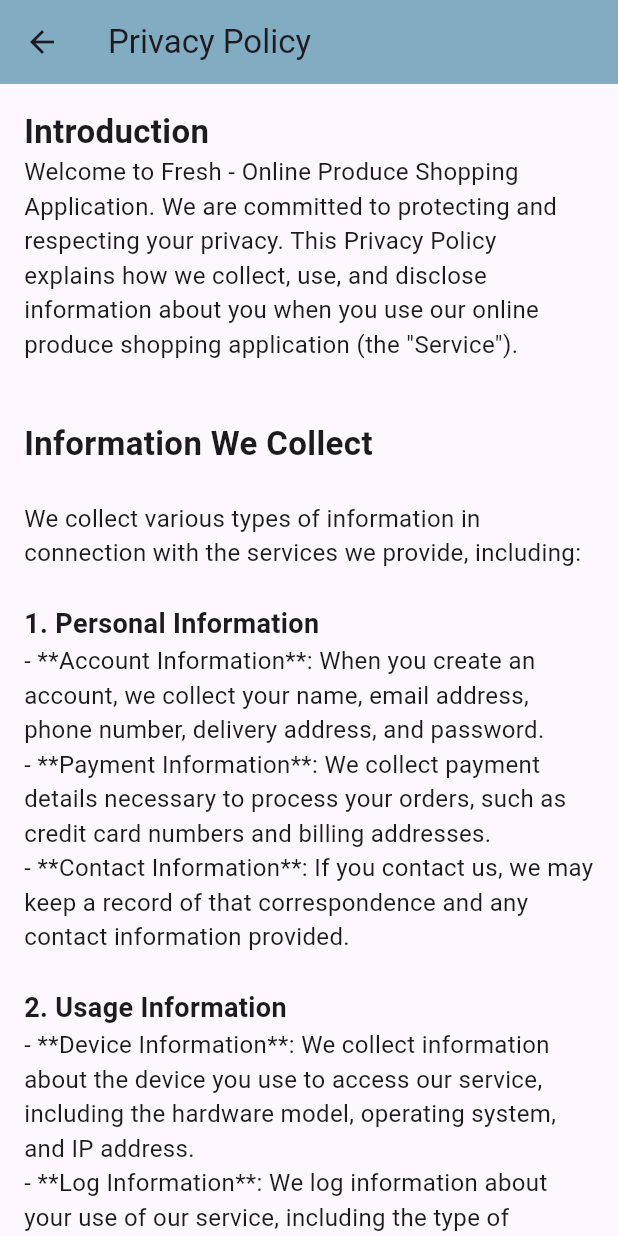
After one commit to Srnshj30/Fresh---Grocery-Store, a Flutter app: the PrivacyPolicyScreen screen opened directly, on a phone screen of 412 x 824 dp. The commit adds this screen. Run offline on Flutter 3.47's test engine with Material 3 defaults, Android fonts, the phone set to English and light mode, and no system bars; our stand-ins replace auth_buttons, cloud_firestore, firebase_auth, firebase_core, fluttertoast, google_maps_flutter and 2 more; missing offline and left inert: dart:js; accounts and stored records are empty; network calls fail.

Commit message:
myProfile subpages added and updated

```diff
--- /dev/null
+++ b/lib/screen/Profile/privacy_policy.dart
@@ -0,0 +1,129 @@
+import 'package:flutter/material.dart';
+import 'package:fresh_grocery_app/config/config.dart';
+import 'package:fresh_grocery_app/screen/Profile/privacy_policy_class.dart';
+
+class PrivacyPolicyScreen extends StatelessWidget {
+  const PrivacyPolicyScreen({super.key});
+
+  @override
+  Widget build(BuildContext context) {
+    return Scaffold(
+      appBar: AppBar(
+        backgroundColor: taskbarColor,
+        title: const Text('Privacy Policy'),
+      ),
+      body: const SingleChildScrollView(
+        padding: EdgeInsets.all(16.0),
+        child: Column(
+          crossAxisAlignment: CrossAxisAlignment.start,
+          children: [
+            Text(
+              "Introduction",
+              style: TextStyle(fontWeight: FontWeight.bold, fontSize: 22),
+            ),
+            Text(
+              PrivacyPolicy.introduction,
+              style: TextStyle(fontSize: 16.0),
+            ),
+            SizedBox(height: 16.0),
+            Text(
+              "Information We Collect",
+              style: TextStyle(fontWeight: FontWeight.bold, fontSize: 22),
+            ),
+            Text(
+              PrivacyPolicy.informationWeCollect,
+              style: TextStyle(fontSize: 16.0),
+            ),
+            Text(
+              "1. Personal Information",
+              style: TextStyle(fontWeight: FontWeight.bold, fontSize: 18),
+            ),
+            Text(
+              PrivacyPolicy.informationWeCollect1,
+              style: TextStyle(fontSize: 16.0),
+            ),
+            Text(
+              "2. Usage Information",
+              style: TextStyle(fontWeight: FontWeight.bold, fontSize: 18),
+            ),
+            Text(
+              PrivacyPolicy.informationWeCollect2,
+              style: TextStyle(fontSize: 16.0),
+            ),
+            Text(
+              "3. Cookies and Similar Technologies",
+              style: TextStyle(fontWeight: FontWeight.bold, fontSize: 18),
+            ),
+            Text(
+              PrivacyPolicy.informationWeCollect3,
+              style: TextStyle(fontSize: 16.0),
+            ),
+            SizedBox(height: 16.0),
+            Text(
+              "How We Use Your Information",
+              style: TextStyle(fontWeight: FontWeight.bold, fontSize: 22),
+            ),
+            Text(
+              PrivacyPolicy.howWeUseInformation,
+              style: TextStyle(fontSize: 16.0),
+            ),
+            SizedBox(height: 16.0),
+            Text(
+              "How We Share Your Information",
+              style: TextStyle(fontWeight: FontWeight.bold, fontSize: 22),
+            ),
+            Text(
+              PrivacyPolicy.howWeShareInformation,
+              style: TextStyle(fontSize: 16.0),
+            ),
+            SizedBox(height: 16.0),
+            Text(
+              "Security",
+              style: TextStyle(fontWeight: FontWeight.bold, fontSize: 22),
+            ),
+            Text(
+              PrivacyPolicy.security,
+              style: TextStyle(fontSize: 16.0),
+            ),
+            SizedBox(height: 16.0),
+            Text(
+              "Your Choices",
+              style: TextStyle(fontWeight: FontWeight.bold, fontSize: 22),
+            ),
+            Text(
+              PrivacyPolicy.yourChoices,
+              style: TextStyle(fontSize: 16.0),
+            ),
+            SizedBox(height: 16.0),
+            Text(
+              "Childern's Privacy",
+              style: TextStyle(fontWeight: FontWeight.bold, fontSize: 22),
+            ),
+            Text(
+              PrivacyPolicy.childrensPrivacy,
+              style: TextStyle(fontSize: 16.0),
+            ),
+            SizedBox(height: 16.0),
+            Text(
+              "Changes to This Privacy Policy",
+              style: TextStyle(fontWeight: FontWeight.bold, fontSize: 22),
+            ),
+            Text(
+              PrivacyPolicy.changesToPolicy,
+              style: TextStyle(fontSize: 16.0),
+            ),
+            SizedBox(height: 16.0),
+            Text(
+              "Contact Us",
+              style: TextStyle(fontWeight: FontWeight.bold, fontSize: 22),
+            ),
+            Text(
+              PrivacyPolicy.contactUs,
+              style: TextStyle(fontSize: 16.0),
+            ),
+          ],
+        ),
+      ),
+    );
+  }
+}
--- /dev/null
+++ b/lib/screen/Profile/privacy_policy_class.dart
@@ -0,0 +1,85 @@
+class PrivacyPolicy {
+  static const String introduction = '''
+Welcome to Fresh - Online Produce Shopping Application. We are committed to protecting and respecting your privacy. This Privacy Policy explains how we collect, use, and disclose information about you when you use our online produce shopping application (the "Service").
+''';
+
+  static const String informationWeCollect = '''
+
+We collect various types of information in connection with the services we provide, including:
+''';
+  static const String informationWeCollect1 = '''
+- **Account Information**: When you create an account, we collect your name, email address, phone number, delivery address, and password.
+- **Payment Information**: We collect payment details necessary to process your orders, such as credit card numbers and billing addresses.
+- **Contact Information**: If you contact us, we may keep a record of that correspondence and any contact information provided.
+''';
+  static const String informationWeCollect2 = '''
+- **Device Information**: We collect information about the device you use to access our service, including the hardware model, operating system, and IP address.
+- **Log Information**: We log information about your use of our service, including the type of browser you use, access times, pages viewed, and your IP address.
+''';
+  static const String informationWeCollect3 = '''
+- We use cookies and similar technologies to collect information about your interaction with our Service to improve your user experience.
+''';
+
+  static const String howWeUseInformation = '''
+
+We use the information we collect for various purposes, including to:
+- Provide, operate, and maintain our Service.
+- Process and fulfill your orders, including sending you emails to confirm your order status and deliveries.
+- Improve, personalize, and expand our Service.
+- Understand and analyze how you use our Service.
+- Develop new products, services, features, and functionality.
+- Communicate with you, either directly or through one of our partners, including for customer service, to provide you with updates and other information relating to the Service, and for marketing and promotional purposes.
+- Process your transactions and prevent fraudulent transactions.
+- Send you text messages and push notifications.
+- Find and prevent fraud.
+- Comply with legal obligations.
+''';
+
+  static const String howWeShareInformation = '''
+
+We may share the information we collect in various ways, including the following:
+- **With Service Providers**: We may share information with third-party service providers that provide services on our behalf, such as payment processing, data analysis, email delivery, hosting services, and customer service.
+- **For Business Transfers**: We may share or transfer your information in connection with, or during negotiations of, any merger, sale of company assets, financing, or acquisition of all or a portion of our business to another company.
+- **With Affiliates**: We may share information with our affiliates, in which case we will require those affiliates to honor this Privacy Policy.
+- **With Business Partners**: We may share information with our business partners to offer you certain products, services, or promotions.
+- **For Legal and Compliance Purposes**: We may disclose information where we are legally required to do so to comply with applicable law, governmental requests, judicial proceedings, court orders, or legal processes.
+- **With Your Consent**: We may share your information with your consent or at your direction.
+''';
+
+  static const String security = '''
+
+We take reasonable measures to help protect information about you from loss, theft, misuse, and unauthorized access, disclosure, alteration, and destruction.
+''';
+
+  static const String yourChoices = '''
+
+You have several choices regarding the use of information on our Service:
+- **Account Information**: You can access and update your account information at any time by logging into your account.
+- **Cookies**: Most web browsers are set to accept cookies by default. If you prefer, you can set your browser to remove or reject browser cookies.
+- **Promotional Communications**: You can opt-out of receiving promotional emails from us by following the instructions in those emails or by contacting us directly. If you opt-out, we may still send you non-promotional emails, such as those about your account or our ongoing business relations.
+''';
+
+  static const String childrensPrivacy = '''
+
+Our Service is not directed to children under the age of 13, and we do not knowingly collect personal information from children under 13. If we become aware that a child under 13 has provided us with personal information, we will take steps to delete such information.
+''';
+
+  static const String changesToPolicy = '''
+
+We may update this Privacy Policy from time to time. If we make material changes, we will notify you by email or through a notice on the Service prior to the change becoming effective. We encourage you to review this Privacy Policy periodically to stay informed about our practices.
+''';
+
+  static const String contactUs = '''
+
+If you have any questions about this Privacy Policy, please contact us at:
+
+Fresh
+Online Produce Shopping Application
+saranshj35@gmail.com
++91 8851625921
+
+---
+
+This Privacy Policy is effective as of 03 June 2024.
+''';
+}
--- /dev/null
+++ b/lib/screen/Profile/terms_condition_class.dart
@@ -0,0 +1,83 @@
+class TermsAndConditions {
+  static const String introduction = '''
+Welcome to Fresh - Online Produce Shopping Application. By using our online produce shopping application (the "Service"), you agree to comply with and be bound by the following terms and conditions ("Terms"). Please review these Terms carefully. If you do not agree to these Terms, you should not use our Service.
+''';
+
+  static const String useOfService = '''
+
+You agree to use the Service only for lawful purposes and in accordance with these Terms. You agree not to use the Service:
+- In any way that violates any applicable federal, state, local, or international law or regulation.
+- For the purpose of exploiting, harming, or attempting to exploit or harm minors in any way.
+- To send, knowingly receive, upload, download, use, or re-use any material which does not comply with these Terms.
+- To transmit, or procure the sending of, any advertising or promotional material without our prior written consent.
+- To impersonate or attempt to impersonate [Your Produce Shopping App], a [Your Produce Shopping App] employee, another user, or any other person or entity.
+''';
+
+  static const String accountResponsibility = '''
+
+When you create an account with us, you must provide us with information that is accurate, complete, and current at all times. Failure to do so constitutes a breach of the Terms, which may result in immediate termination of your account on our Service.
+
+You are responsible for safeguarding the password that you use to access the Service and for any activities or actions under your password, whether your password is with our Service or a third-party service.
+
+You agree not to disclose your password to any third party. You must notify us immediately upon becoming aware of any breach of security or unauthorized use of your account.
+''';
+
+  static const String ordersAndPayments = '''
+
+All orders are subject to acceptance and availability. We reserve the right to refuse or cancel any order for any reason, including limitations on quantities available for purchase, inaccuracies, or errors in product or pricing information.
+
+You agree to provide current, complete, and accurate purchase and account information for all purchases made via our Service. You agree to promptly update account and payment information, including email address, payment method, and payment card expiration date, so that we can complete your transactions and contact you as needed.
+''';
+
+  static const String intellectualProperty = '''
+
+The Service and its original content, features, and functionality are and will remain the exclusive property of [Your Produce Shopping App] and its licensors. The Service is protected by copyright, trademark, and other laws of both the United States and foreign countries. Our trademarks and trade dress may not be used in connection with any product or service without the prior written consent of [Your Produce Shopping App].
+''';
+
+  static const String termination = '''
+
+We may terminate or suspend your account and bar access to the Service immediately, without prior notice or liability, under our sole discretion, for any reason whatsoever and without limitation, including but not limited to a breach of the Terms.
+
+If you wish to terminate your account, you may simply discontinue using the Service. All provisions of the Terms which by their nature should survive termination shall survive termination, including, without limitation, ownership provisions, warranty disclaimers, indemnity, and limitations of liability.
+''';
+
+  static const String limitationOfLiability = '''
+
+In no event shall [Your Produce Shopping App], nor its directors, employees, partners, agents, suppliers, or affiliates, be liable for any indirect, incidental, special, consequential, or punitive damages, including without limitation, loss of profits, data, use, goodwill, or other intangible losses, resulting from (i) your use or inability to use the Service; (ii) any unauthorized access to or use of our servers and/or any personal information stored therein; (iii) any interruption or cessation of transmission to or from the Service; (iv) any bugs, viruses, trojan horses, or the like that may be transmitted to or through our Service by any third party; (v) any errors or omissions in any content or for any loss or damage incurred as a result of the use of any content posted, emailed, transmitted, or otherwise made available through the Service; and/or (vi) any other matter relating to the Service.
+''';
+
+  static const String disclaimer = '''
+
+Your use of the Service is at your sole risk. The Service is provided on an "AS IS" and "AS AVAILABLE" basis. The Service is provided without warranties of any kind, whether express or implied, including, but not limited to, implied warranties of merchantability, fitness for a particular purpose, non-infringement, or course of performance.
+
+[Your Produce Shopping App] its subsidiaries, affiliates, and its licensors do not warrant that (a) the Service will function uninterrupted, secure, or available at any particular time or location; (b) any errors or defects will be corrected; (c) the Service is free of viruses or other harmful components; or (d) the results of using the Service will meet your requirements.
+''';
+
+  static const String governingLaw = '''
+
+These Terms shall be governed and construed in accordance with the laws of India, without regard to its conflict of law provisions.
+
+Our failure to enforce any right or provision of these Terms will not be considered a waiver of those rights. If any provision of these Terms is held to be invalid or unenforceable by a court, the remaining provisions of these Terms will remain in effect. These Terms constitute the entire agreement between us regarding our Service, and supersede and replace any prior agreements we might have had between us regarding the Service.
+''';
+
+  static const String changesToTerms = '''
+
+We reserve the right, at our sole discretion, to modify or replace these Terms at any time. If a revision is material we will provide at least 30 days notice prior to any new terms taking effect. What constitutes a material change will be determined at our sole discretion.
+
+By continuing to access or use our Service after any revisions become effective, you agree to be bound by the revised terms. If you do not agree to the new terms, you are no longer authorized to use the Service.
+''';
+
+  static const String contactUs = '''
+
+If you have any questions about these Terms, please contact us at:
+
+Fresh
+Online Produce Shopping Application
+saranshj35@gmail.com
++91 8851625921
+
+---
+
+These Terms are effective as of 3rd June 2024.
+''';
+}
```
Also changed, not shown: lib/screen/Profile/about.dart (added, +54 -0 lines), lib/screen/Profile/terms_condition.dart (added, +121 -0 lines), lib/screen/my_profile/my_profile.dart (+85 -20 lines).
